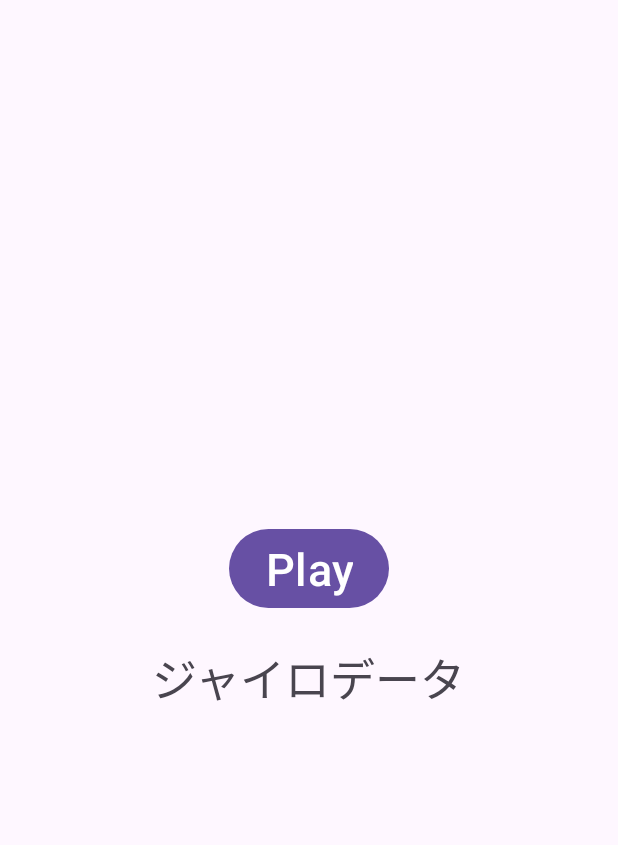
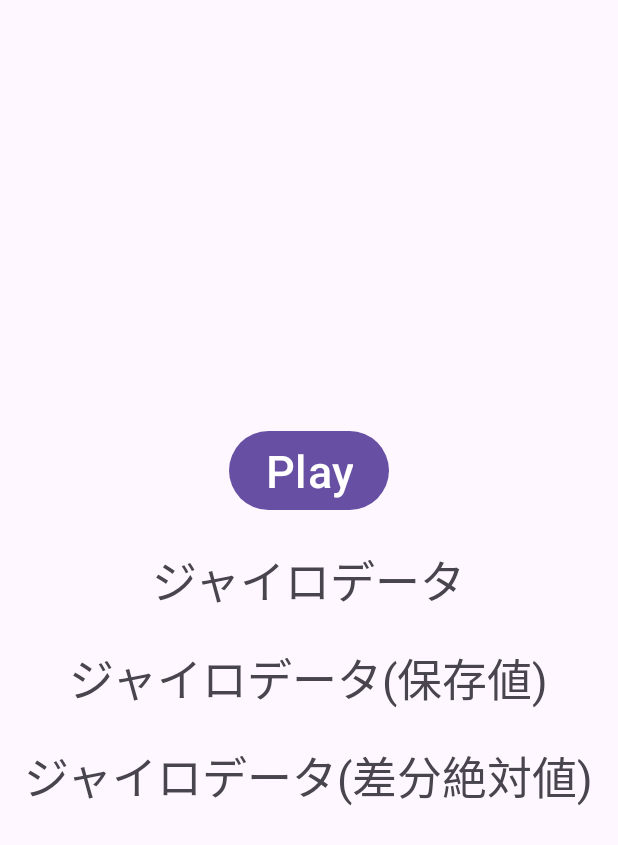
Before and after one commit to qyuiz/AudioTrackSample, an Android app: the screen it shows after launch (MainActivity), on a phone screen of 412 x 824 dp. Shown: the top 845 px of the screen. Run offline under Robolectric (Android 15) with nearby library versions, the phone set to English and light mode, and no system bars; 1 statement that could not run was skipped.

Commit message:
ジャイロ値でゲインを計算して、適用する処理を追加

```diff
--- a/app/src/main/java/com/example/audiotracksample/MainActivity.java
+++ b/app/src/main/java/com/example/audiotracksample/MainActivity.java
@@ -17,6 +17,15 @@ import java.io.InputStream;
 import java.nio.ByteBuffer;
 
 import androidx.appcompat.app.AppCompatActivity;
+
+class Rotation {
+    public float rotationX;
+    public float rotationY;
+    public float rotationZ;
+    public Rotation(){
+
+    }
+}
 
 public class MainActivity extends AppCompatActivity {
 
@@ -39,6 +48,13 @@ public class MainActivity extends AppCompatActivity {
     private Sensor mRotationSensor;
     private TextView mSensorTextView;
 
+    private static final float MAX_DIFF = 0.3F;
+    private float mGain;
+    private Rotation mRotationSaveData = new Rotation();
+    private Rotation mRotationData = new Rotation();
+    private TextView mSensorSaveTextView;
+    private TextView mSensorSaveDiffTextView;
+
     @Override
     protected void onCreate(Bundle savedInstanceState) {
         super.onCreate(savedInstanceState);
@@ -48,6 +64,8 @@ public class MainActivity extends AppCompatActivity {
         mSensorManager = (SensorManager) getSystemService(SENSOR_SERVICE);
         mRotationSensor = mSensorManager.getDefaultSensor(Sensor.TYPE_GAME_ROTATION_VECTOR);
         mSensorTextView = findViewById(R.id.sensorTextView);
+        mSensorSaveTextView = findViewById(R.id.sensorSaveTextView);
+        mSensorSaveDiffTextView = findViewById(R.id.sensorSaveDiffTextView);
 
         // リスナーをボタンに登録
         // expression lambda
@@ -65,6 +83,7 @@ public class MainActivity extends AppCompatActivity {
                     mIsPlaying = false;
                     Log.d(TAG, "再生停止");
                     mPlayButton.setText("Play");
+                    mSensorSaveDiffTextView.setText("");
                 }
             } catch (Exception e) {
                 throw new RuntimeException(e);
@@ -87,6 +106,7 @@ public class MainActivity extends AppCompatActivity {
         super.onPause();
         // センサーリスナー登録解除
         mSensorManager.unregisterListener(mSensorEventListener);
+        mSensorSaveDiffTextView.setText("");
 
         if (mAudioTrack != null){
             mIsPlaying = false;
@@ -101,6 +121,7 @@ public class MainActivity extends AppCompatActivity {
         super.onDestroy();
         // センサーリスナー登録解除
         mSensorManager.unregisterListener(mSensorEventListener);
+        mSensorSaveDiffTextView.setText("");
 
         if (mAudioTrack != null){
             mIsPlaying = false;
@@ -114,10 +135,25 @@ public class MainActivity extends AppCompatActivity {
         @Override
         public void onSensorChanged(SensorEvent event) {
             if (event.sensor.getType() == Sensor.TYPE_GAME_ROTATION_VECTOR){
-                float rotationX = event.values[0];
-                float rotationY = event.values[1];
-                float rotationZ = event.values[2];
-                String strTmp = "ジャイロセンサー\nX: " + rotationX + "\nY: " + rotationY + "\nZ: " + rotationZ;
+                // 再生中でなければ更新する
+                if (!mIsPlaying){
+                    mRotationSaveData.rotationX = event.values[0];
+                    mRotationSaveData.rotationY = event.values[1];
+                    mRotationSaveData.rotationZ = event.values[2];
+                    String strSaveTmp = "ジャイロセンサー(保存値)\nX: " + mRotationSaveData.rotationX +
+                            "\nY: " + mRotationSaveData.rotationY + "\nZ: " + mRotationSaveData.rotationZ;
+                    mSensorSaveTextView.setText(strSaveTmp);
+                }
+                else {
+                    // ゲイン計算
+                    calGain();
+                }
+                mRotationData.rotationX = event.values[0];
+                mRotationData.rotationY = event.values[1];
+                mRotationData.rotationZ = event.values[2];
+
+                String strTmp = "ジャイロセンサー\nX: " + mRotationData.rotationX + "\nY: " +
+                        mRotationData.rotationY + "\nZ: " + mRotationData.rotationZ;
                 mSensorTextView.setText(strTmp);
             }
         }
@@ -127,6 +163,17 @@ public class MainActivity extends AppCompatActivity {
 
         }
     };
+
+    private void calGain(){
+        // ジャイロセンサー値に応じて、ゲインを求める
+        float diffAbsY = Math.abs(mRotationSaveData.rotationY - mRotationData.rotationY);
+        mGain = diffAbsY / MAX_DIFF;
+        if (mGain >= 1.0F){
+            mGain = 1.0F;
+        }
+        String strTemp = "絶対値:" + diffAbsY + "\nゲイン:" + mGain;
+        mSensorSaveDiffTextView.setText(strTemp);
+    }
 
     private class WavPlayTask extends AsyncTask<Void, Void, Void>{
         @Override
@@ -229,9 +276,8 @@ public class MainActivity extends AppCompatActivity {
                     // 1000の倍数ごとにGainを変更
                     // これぐらいの変更頻度でないとブツブツ音になる
                     if (i % 1000 == 0){
-                        float gain = ((float)i / (float)mWavData.length);
-                        // Log.d(TAG, "ゲイン = " + gain);
-                        mAudioTrack.setVolume(gain);
+                        // ジャイロに応じたゲインを適用
+                        mAudioTrack.setVolume(mGain);
                     }
                     mAudioTrack.write(data, 0, data.length);
                 }
--- a/app/src/main/res/layout/activity_main.xml
+++ b/app/src/main/res/layout/activity_main.xml
@@ -23,4 +23,20 @@
         android:textSize="30sp"
         android:layout_marginTop="20dp"/>
 
+    <TextView
+        android:id="@+id/sensorSaveTextView"
+        android:layout_width="wrap_content"
+        android:layout_height="wrap_content"
+        android:text="ジャイロデータ(保存値)"
+        android:textSize="30sp"
+        android:layout_marginTop="20dp"/>
+
+    <TextView
+        android:id="@+id/sensorSaveDiffTextView"
+        android:layout_width="wrap_content"
+        android:layout_height="wrap_content"
+        android:text="ジャイロデータ(差分絶対値)"
+        android:textSize="30sp"
+        android:layout_marginTop="20dp"/>
+
 </LinearLayout>
```
